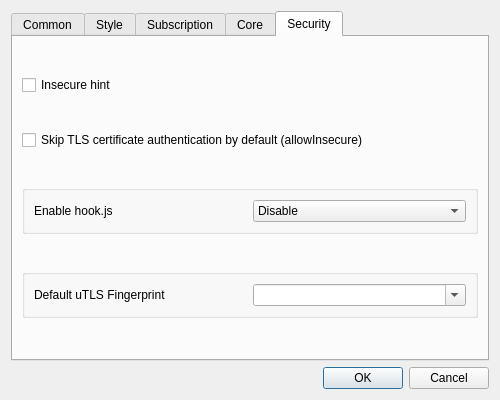
MatsuriDayo/nekoray, file ui/dialog_basic_settings.ui: the form before one commit.
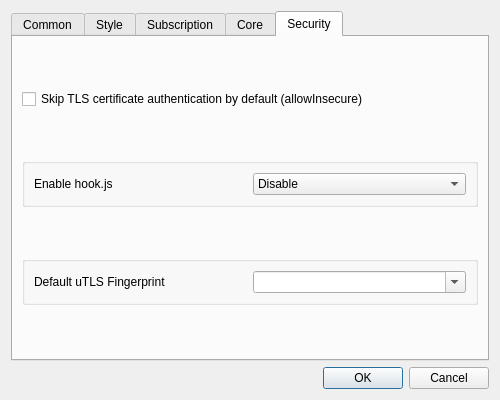
The form after the commit. The open tabs and pages were chosen to show the change. Custom widgets are drawn as their Qt base class.

Commit message: delete insecure hint

```diff
--- a/ui/dialog_basic_settings.ui
+++ b/ui/dialog_basic_settings.ui
@@ -663,13 +663,6 @@
        <string>Security</string>
       </attribute>
       <layout class="QVBoxLayout" name="verticalLayout_4">
-       <item>
-        <widget class="QCheckBox" name="insecure_hint">
-         <property name="text">
-          <string>Insecure hint</string>
-         </property>
-        </widget>
-       </item>
        <item>
         <widget class="QCheckBox" name="skip_cert">
          <property name="text">
```
The commit also changes 15 other files.
